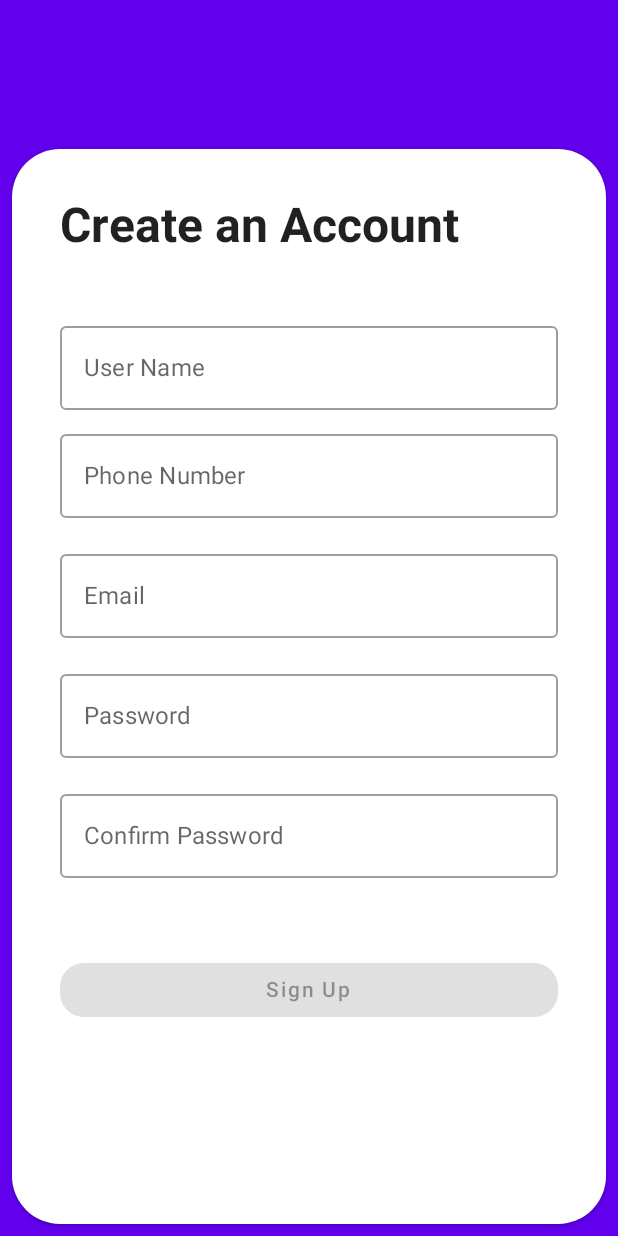
After one commit to Wahabahmad694/Slabber, an Android app built with Jetpack Compose: the SignUpScreen screen opened through its navigation route, on a phone screen of 412 x 824 dp. The commit adds this screen. Run offline under Robolectric (Android 15) with nearby library versions, the phone set to English and light mode, and no system bars.

Commit message:
Login/SignUp screen UI

```diff
--- a/app/build.gradle
+++ b/app/build.gradle
@@ -58,4 +58,6 @@ dependencies {
     androidTestImplementation 'androidx.test.espresso:espresso-core:3.4.0'
     androidTestImplementation "androidx.compose.ui:ui-test-junit4:$compose_version"
     debugImplementation "androidx.compose.ui:ui-tooling:$compose_version"
+
+    implementation "androidx.navigation:navigation-compose:$nav_version"
 }
--- a/app/src/main/java/com/example/slabber/MainActivity.kt
+++ b/app/src/main/java/com/example/slabber/MainActivity.kt
@@ -1,20 +1,24 @@
 package com.example.slabber
 
+import android.graphics.Color
 import android.os.Bundle
 import androidx.activity.ComponentActivity
 import androidx.activity.compose.setContent
 import androidx.compose.foundation.layout.fillMaxSize
 import androidx.compose.material.MaterialTheme
 import androidx.compose.material.Surface
-import androidx.compose.material.Text
-import androidx.compose.runtime.Composable
 import androidx.compose.ui.Modifier
-import androidx.compose.ui.tooling.preview.Preview
+import com.example.slabber.navigation.Navigation
 import com.example.slabber.ui.theme.SlabberTheme
 
 class MainActivity : ComponentActivity() {
+
     override fun onCreate(savedInstanceState: Bundle?) {
         super.onCreate(savedInstanceState)
+
+        val windows = this.window
+        windows.statusBarColor = Color.WHITE
+
         setContent {
             SlabberTheme {
                 // A surface container using the 'background' color from the theme
@@ -22,22 +26,9 @@ class MainActivity : ComponentActivity() {
                     modifier = Modifier.fillMaxSize(),
                     color = MaterialTheme.colors.background
                 ) {
-                    Greeting("Hello")
+                    Navigation()
                 }
             }
         }
     }
 }
-
-@Composable
-fun Greeting(name: String) {
-    Text(text = "Hello $name!")
-}
-
-@Preview(showBackground = true)
-@Composable
-fun DefaultPreview() {
-    SlabberTheme {
-        Greeting("Android")
-    }
-}
--- /dev/null
+++ b/app/src/main/java/com/example/slabber/composables/LoginScreen.kt
@@ -0,0 +1,129 @@
+package com.example.slabber.composables
+
+import androidx.compose.foundation.Image
+import androidx.compose.foundation.layout.*
+import androidx.compose.foundation.shape.RoundedCornerShape
+import androidx.compose.foundation.text.KeyboardOptions
+import androidx.compose.material.*
+import androidx.compose.material.icons.Icons
+import androidx.compose.material.icons.filled.Clear
+import androidx.compose.runtime.*
+import androidx.compose.ui.Alignment
+import androidx.compose.ui.Modifier
+import androidx.compose.ui.graphics.Color
+import androidx.compose.ui.graphics.ColorFilter
+import androidx.compose.ui.res.painterResource
+import androidx.compose.ui.text.font.FontWeight
+import androidx.compose.ui.text.input.ImeAction
+import androidx.compose.ui.text.input.KeyboardType
+import androidx.compose.ui.unit.dp
+import androidx.compose.ui.unit.sp
+import androidx.navigation.NavController
+import com.example.slabber.R
+import com.example.slabber.screens.Screen
+
+@Composable
+fun LoginScreen(navController: NavController) {
+    var email by remember {
+        mutableStateOf("")
+    }
+    var username by remember {
+        mutableStateOf("")
+    }
+    val isFormValid by derivedStateOf {
+        email.isNotBlank() && username.isNotBlank()
+    }
+
+    Scaffold(backgroundColor = MaterialTheme.colors.primary) {
+        Column(
+            Modifier.fillMaxSize(),
+            horizontalAlignment = Alignment.CenterHorizontally,
+            verticalArrangement = Arrangement.Top
+        ) {
+            Image(
+                painter = painterResource(id = R.drawable.bg_logo),
+                contentDescription = "App Logo",
+                modifier = Modifier
+                    .weight(1f)
+                    .size(100.dp),
+                colorFilter = ColorFilter.tint(Color.White)
+            )
+            Card(
+                Modifier
+                    .weight(2f)
+                    .padding(8.dp),
+                shape = RoundedCornerShape(32.dp)
+            ) {
+                Column(
+                    Modifier
+                        .fillMaxSize()
+                        .padding(32.dp)
+                ) {
+                    Text(text = "Welcome Back!", fontWeight = FontWeight.Bold, fontSize = 32.sp)
+                    Column(
+                        Modifier.fillMaxSize(),
+                        horizontalAlignment = Alignment.CenterHorizontally,
+                        verticalArrangement = Arrangement.Center
+                    ) {
+                        Spacer(modifier = Modifier.weight(1f))
+                        OutlinedTextField(
+                            modifier = Modifier.fillMaxWidth(),
+                            value = username,
+                            onValueChange = { username = it },
+                            label = { Text(text = "Name") },
+                            trailingIcon = {
+                                if (username.isNotBlank())
+                                    IconButton(onClick = { username = "" }) {
+                                        Icon(
+                                            imageVector = Icons.Filled.Clear,
+                                            contentDescription = ""
+                                        )
+                                    }
+                            }
+                        )
+                        Spacer(modifier = Modifier.height(8.dp))
+                        OutlinedTextField(
+                            modifier = Modifier.fillMaxWidth(),
+                            value = email,
+                            onValueChange = { email = it },
+                            label = { Text(text = "Email") },
+                            trailingIcon = {
+                                if (email.isNotBlank())
+                                    IconButton(onClick = { email = "" }) {
+                                        Icon(
+                                            imageVector = Icons.Filled.Clear,
+                                            contentDescription = ""
+                                        )
+                                    }
+                            },
+                            keyboardOptions = KeyboardOptions(
+                                keyboardType = KeyboardType.Email,
+                                imeAction = ImeAction.Done
+                            ),
+                        )
+                        Spacer(modifier = Modifier.height(16.dp))
+                        Button(
+                            onClick = {},
+                            enabled = isFormValid,
+                            modifier = Modifier.fillMaxWidth(),
+                            shape = RoundedCornerShape(16.dp)
+                        ) {
+                            Text(text = "Log In")
+                        }
+                        Spacer(modifier = Modifier.height(12.dp))
+                        Button(
+                            onClick = {
+                                navController.navigate(Screen.SignUp.routes)
+                            },
+                            modifier = Modifier.fillMaxWidth(),
+                            shape = RoundedCornerShape(16.dp)
+                        ) {
+                            Text(text = "Sign Up")
+                        }
+                        Spacer(modifier = Modifier.weight(1f))
+                    }
+                }
+            }
+        }
+    }
+}
--- /dev/null
+++ b/app/src/main/java/com/example/slabber/composables/SignUpScreen.kt
@@ -0,0 +1,196 @@
+package com.example.slabber.composables
+
+import androidx.compose.foundation.layout.*
+import androidx.compose.foundation.shape.RoundedCornerShape
+import androidx.compose.foundation.text.KeyboardOptions
+import androidx.compose.material.*
+import androidx.compose.material.icons.Icons
+import androidx.compose.material.icons.filled.Clear
+import androidx.compose.runtime.*
+import androidx.compose.ui.Alignment
+import androidx.compose.ui.Modifier
+import androidx.compose.ui.text.font.FontWeight
+import androidx.compose.ui.text.input.ImeAction
+import androidx.compose.ui.text.input.KeyboardType
+import androidx.compose.ui.unit.dp
+import androidx.compose.ui.unit.sp
+import androidx.navigation.NavController
+import com.example.slabber.screens.Screen
+
+@Composable
+fun SignUpScreen(navController: NavController) {
+
+    //********** State Handling ********* //
+    var username by remember {
+        mutableStateOf("")
+    }
+    var phoneNo by remember {
+        mutableStateOf("")
+    }
+    var email by remember {
+        mutableStateOf("")
+    }
+    var password by remember {
+        mutableStateOf("")
+    }
+    var confirmPassword by remember {
+        mutableStateOf("")
+    }
+    val isFormValid by derivedStateOf {
+        username.isNotBlank() && phoneNo.isNotBlank() && email.isNotBlank() && password.length >= 6 && password == confirmPassword
+    }
+
+    Scaffold(backgroundColor = MaterialTheme.colors.primary) {
+        Column(
+            Modifier.fillMaxSize(),
+            horizontalAlignment = Alignment.CenterHorizontally,
+            verticalArrangement = Arrangement.Top
+        ) {
+            Spacer(modifier = Modifier.weight(0.25f))
+            Card(
+                Modifier
+                    .weight(2f)
+                    .padding(8.dp),
+                shape = RoundedCornerShape(32.dp)
+            ) {
+                Column(
+                    Modifier
+                        .fillMaxSize()
+                        .padding(32.dp)
+                ) {
+                    Text(
+                        text = "Create an Account",
+                        fontWeight = FontWeight.Bold,
+                        fontSize = 32.sp
+                    )
+                    Spacer(modifier = Modifier.padding(20.dp))
+                    Column(
+                        Modifier.fillMaxSize(),
+                        horizontalAlignment = Alignment.CenterHorizontally,
+                        verticalArrangement = Arrangement.Center
+                    ) {
+
+                        //  ********** Edit text for user name ********  //
+                        OutlinedTextField(
+                            modifier = Modifier.fillMaxWidth(),
+                            value = username,
+                            onValueChange = { username = it },
+                            label = { Text(text = "User Name") },
+                            trailingIcon = {
+                                if (username.isNotBlank())
+                                    IconButton(onClick = { username = "" }) {
+                                        Icon(
+                                            imageVector = Icons.Filled.Clear,
+                                            contentDescription = ""
+                                        )
+                                    }
+                            }
+                        )
+                        Spacer(modifier = Modifier.height(8.dp))
+
+                        //  ********** Edit text for phone Number ********  //
+                        OutlinedTextField(
+                            modifier = Modifier.fillMaxWidth(),
+                            value = phoneNo,
+                            onValueChange = { phoneNo = it },
+                            label = { Text(text = "Phone Number") },
+                            trailingIcon = {
+                                if (phoneNo.isNotBlank())
+                                    IconButton(onClick = { phoneNo = "" }) {
+                                        Icon(
+                                            imageVector = Icons.Filled.Clear,
+                                            contentDescription = ""
+                                        )
+                                    }
+                            },
+                            keyboardOptions = KeyboardOptions(
+                                keyboardType = KeyboardType.Number,
+                                imeAction = ImeAction.Done
+                            ),
+                        )
+                        Spacer(modifier = Modifier.height(16.dp))
+
+                        //  ********** Edit text for email password ********  //
+                        OutlinedTextField(
+                            modifier = Modifier.fillMaxWidth(),
+                            value = email,
+                            onValueChange = { email = it },
+                            label = { Text(text = "Email") },
+                            trailingIcon = {
+                                if (email.isNotBlank())
+                                    IconButton(onClick = { email = "" }) {
+                                        Icon(
+                                            imageVector = Icons.Filled.Clear,
+                                            contentDescription = ""
+                                        )
+                                    }
+                            },
+                            keyboardOptions = KeyboardOptions(
+                                keyboardType = KeyboardType.Text,
+                                imeAction = ImeAction.Done
+                            ),
+                        )
+                        Spacer(modifier = Modifier.height(16.dp))
+
+                        //  ********** Edit text for  password ********  //
+                        OutlinedTextField(
+                            modifier = Modifier.fillMaxWidth(),
+                            value = password,
+                            onValueChange = { password = it },
+                            label = { Text(text = "Password") },
+                            trailingIcon = {
+                                if (password.isNotBlank())
+                                    IconButton(onClick = { password = "" }) {
+                                        Icon(
+                                            imageVector = Icons.Filled.Clear,
+                                            contentDescription = ""
+                                        )
+                                    }
+                            },
+                            keyboardOptions = KeyboardOptions(
+                                keyboardType = KeyboardType.Password,
+                                imeAction = ImeAction.Done
+                            ),
+                        )
+                        Spacer(modifier = Modifier.height(16.dp))
+
+                        //  ********** Edit text for confirm password ********  //
+                        OutlinedTextField(
+                            modifier = Modifier.fillMaxWidth(),
+                            value = confirmPassword,
+                            onValueChange = { confirmPassword = it },
+                            label = { Text(text = "Confirm Password") },
+                            trailingIcon = {
+                                if (confirmPassword.isNotBlank())
+                                    IconButton(onClick = { password = "" }) {
+                                        Icon(
+                                            imageVector = Icons.Filled.Clear,
+                                            contentDescription = ""
+                                        )
+                                    }
+                            },
+                            keyboardOptions = KeyboardOptions(
+                                keyboardType = KeyboardType.Password,
+                                imeAction = ImeAction.Done
+                            ),
+                        )
+                        Spacer(modifier = Modifier.padding(25.dp))
+
+                        //  ********** Button for sign up ********  //
+                        Button(
+                            onClick = {
+                                navController.navigate(Screen.LoginScreen.routes)
+                            },
+                            enabled = isFormValid,
+                            modifier = Modifier.fillMaxWidth(),
+                            shape = RoundedCornerShape(16.dp)
+                        ) {
+                            Text(text = "Sign Up")
+                        }
+                        Spacer(modifier = Modifier.weight(0.75f))
+                    }
+                }
+            }
+        }
+    }
+}
--- /dev/null
+++ b/app/src/main/java/com/example/slabber/navigation/Navigations.kt
@@ -0,0 +1,24 @@
+package com.example.slabber.navigation
+
+import androidx.compose.runtime.Composable
+import androidx.navigation.NavType
+import androidx.navigation.compose.NavHost
+import androidx.navigation.compose.composable
+import androidx.navigation.compose.rememberNavController
+import com.example.slabber.composables.LoginScreen
+import com.example.slabber.composables.SignUpScreen
+import com.example.slabber.screens.Screen
+
+@Composable
+fun Navigation() {
+    val navController = rememberNavController()
+    NavHost(navController = navController, startDestination = Screen.LoginScreen.routes) {
+        composable(route = Screen.LoginScreen.routes) {
+            LoginScreen(navController = navController)
+        }
+        composable(route = Screen.SignUp.routes)
+         {
+            SignUpScreen(navController = navController)
+        }
+    }
+}
--- /dev/null
+++ b/app/src/main/java/com/example/slabber/screens/Screen.kt
@@ -0,0 +1,6 @@
+package com.example.slabber.screens
+
+sealed class Screen(val routes: String){
+    object LoginScreen : Screen("login_screen")
+    object SignUp : Screen("signup_screen")
+}
--- a/app/src/main/java/com/example/slabber/ui/theme/Color.kt
+++ b/app/src/main/java/com/example/slabber/ui/theme/Color.kt
@@ -6,3 +6,5 @@ val Purple200 = Color(0xFFBB86FC)
 val Purple500 = Color(0xFF6200EE)
 val Purple700 = Color(0xFF3700B3)
 val Teal200 = Color(0xFF03DAC5)
+val purplish = Color(0xff4e3d77)
+val orangish = Color(0xffffac00)
--- a/app/src/main/res/values/themes.xml
+++ b/app/src/main/res/values/themes.xml
@@ -2,6 +2,6 @@
 <resources>
 
     <style name="Theme.Slabber" parent="android:Theme.Material.Light.NoActionBar">
-        <item name="android:statusBarColor">@color/purple_700</item>
+        <item name="android:statusBarColor">@color/white</item>
     </style>
 </resources>
--- a/build.gradle
+++ b/build.gradle
@@ -1,6 +1,7 @@
 buildscript {
     ext {
         compose_version = '1.0.1'
+        nav_version = "2.4.1"
     }
 }// Top-level build file where you can add configuration options common to all sub-projects/modules.
 plugins {
```
Also changed, not shown: app/src/main/res/drawable/bg_cover.png (added), app/src/main/res/drawable/bg_cover2.png (added), app/src/main/res/drawable/bg_logo.png (added).
